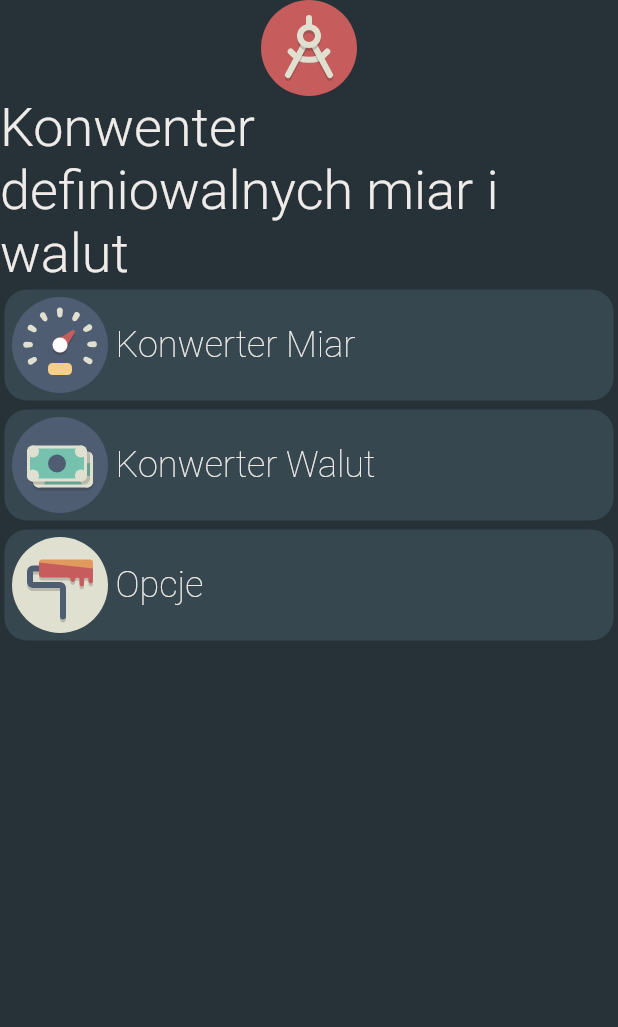
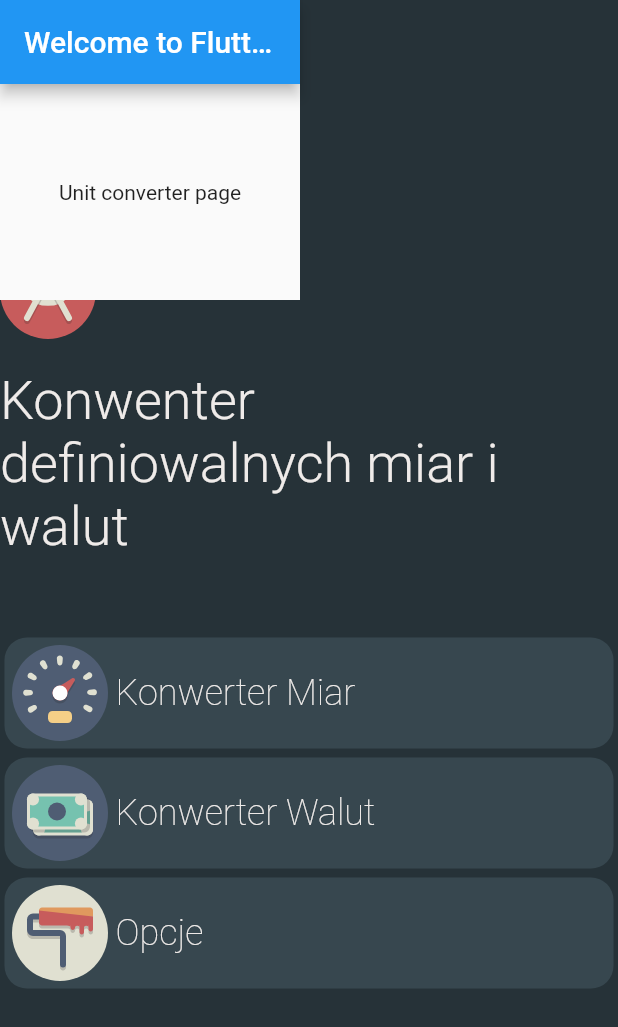
Before and after one commit to dmusial98/Unit-Currency-Converter, a Flutter app: the screen it shows after launch, on a phone screen of 412 x 824 dp. Shown: the top 1027 px of the screen. Run offline on Flutter 3.47's test engine with Material 2 defaults, Android fonts, the phone set to English and light mode, and no system bars; our stand-ins replace flutter_svg; Roboto replaces fonts that are missing (Sans).

Commit message:
Add stack for others views

```diff
--- /dev/null
+++ b/main_menu/lib/currency_page.dart
@@ -0,0 +1,15 @@
+import 'package:flutter/material.dart';
+
+class CurrencyConverterPage extends StatelessWidget {
+  @override
+  Widget build(BuildContext context) {
+    return Scaffold(
+        appBar: AppBar(
+          title: Text('Welcome to Flutter'),
+        ),
+        body: Center(
+          child: Text('Currency converter page'),
+        ),
+      );
+  }
+}
--- a/main_menu/lib/main.dart
+++ b/main_menu/lib/main.dart
@@ -1,5 +1,7 @@
 import 'package:flutter/material.dart';
 import 'package:flutter_svg/flutter_svg.dart';
+import 'currency_page.dart';
+import 'unit_page.dart';
 
 void main() {
   runApp(MyApp());
@@ -42,15 +44,21 @@ class MainMenu extends StatefulWidget {
 class _MainMenuState extends State<MainMenu> {
   @override
   Widget build(BuildContext context) {
-    return Scaffold(
+    return Stack(
+      children: <Widget>[
+        Scaffold(
           backgroundColor: Colors.blueGrey[900],
           body: Column(
+            mainAxisAlignment: MainAxisAlignment.center,
+            crossAxisAlignment: CrossAxisAlignment.start,
             children: [
               SvgPicture.asset("svg/logo_circlecompass.svg"),
-          Text(
+              Container(
+                  margin: EdgeInsets.fromLTRB(0.0, 20.0, 50.0, 50.0),
+                  child: Text(
                     "Konwenter definiowalnych miar i walut",
                     style: Theme.of(context).textTheme.headline1,
-          ),
+                  )),
               MenuEntry(
                   context: context,
                   label: "Konwerter Miar",
@@ -65,6 +73,13 @@ class _MainMenuState extends State<MainMenu> {
                   iconName: "svg/options_paintroller.svg"),
             ],
           ),
+        ),
+        Container(
+          width: 200,
+          height: 200,
+          child: UnitConverterPage(),
+        )
+      ],
     );
   }
 }
--- /dev/null
+++ b/main_menu/lib/unit_page.dart
@@ -0,0 +1,15 @@
+import 'package:flutter/material.dart';
+
+class UnitConverterPage extends StatelessWidget {
+  @override
+  Widget build(BuildContext context) {
+    return Scaffold(
+        appBar: AppBar(
+          title: Text('Welcome to Flutter'),
+        ),
+        body: Center(
+          child: Text('Unit converter page'),
+        ),
+    );
+  }
+}
```
Also changed, not shown: 1 other file. Lines whose indentation alone changed are shown as unchanged.
